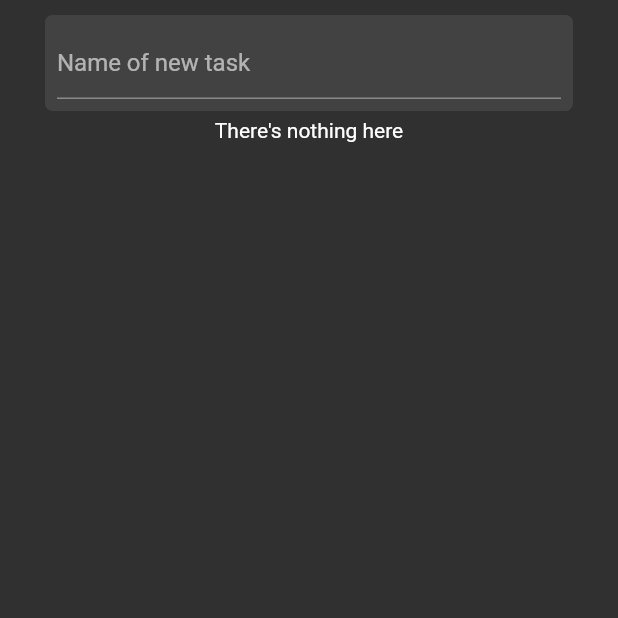
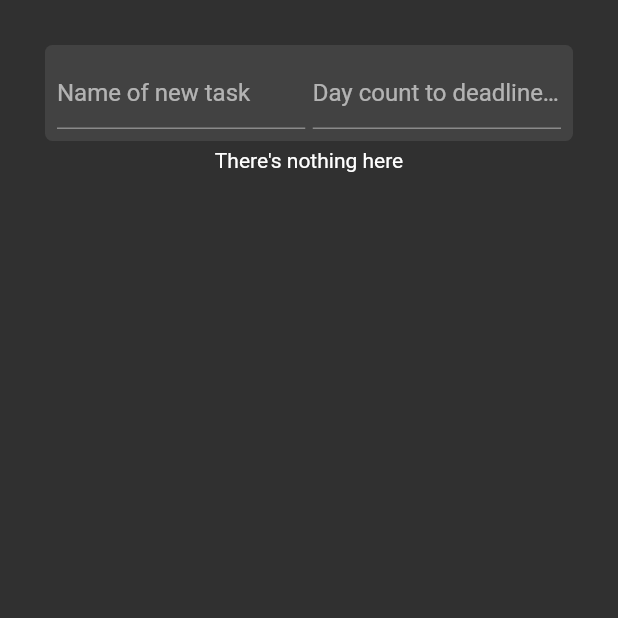
Before and after one commit to Ameraucana/constrainer, a Flutter app: the screen it shows after launch, on a phone screen of 412 x 824 dp, the top half of it. Run offline on Flutter 3.47's test engine with Material 2 defaults, Android fonts, the light colour scheme and no system bars.

Commit message:
implemented variable deadline term lengths

```diff
--- a/lib/BaseWidget.dart
+++ b/lib/BaseWidget.dart
@@ -15,13 +15,13 @@ class BaseWidgetState extends State<BaseWidget> {
   Widget build(context) {
     return FutureBuilder(
         future: FileIO.readSave(),
-        builder: (context, AsyncSnapshot<Map<String, int>> snapshot) {
+        builder: (context, AsyncSnapshot<Map<String, dynamic>> snapshot) {
           if (snapshot.connectionState == ConnectionState.done) {
             return ChangeNotifierProvider(
               create: (context) => MainState(snapshot.data!),
               child: Padding(
                 padding:
-                    const EdgeInsets.symmetric(horizontal: 30, vertical: 10),
+                    const EdgeInsets.symmetric(horizontal: 30, vertical: 30),
                 child: Column(
                   mainAxisSize: MainAxisSize.min,
                   crossAxisAlignment: CrossAxisAlignment.center,
--- a/lib/BaseWidget/FileIO.dart
+++ b/lib/BaseWidget/FileIO.dart
@@ -15,16 +15,16 @@ class FileIO {
     bool fileExists = await file.exists();
     if (!fileExists) {
       await file.parent.create(recursive: true);
-      await file.writeAsString(jsonEncode(<String, int>{}));
+      await file.writeAsString(jsonEncode({}));
     }
   }
 
-  static Future<Map<String, int>> readSave() async {
+  static Future<Map<String, dynamic>> readSave() async {
     await _ensureSaveExists();
     File targetPath = await _filePath;
     String raw = await targetPath.readAsString();
     print(jsonDecode(raw));
-    return Map<String, int>.from(jsonDecode(raw));
+    return Map<String, dynamic>.from(jsonDecode(raw));
   }
 
   static Future<void> writeSave(MainState state) async {
--- a/lib/BaseWidget/MainState.dart
+++ b/lib/BaseWidget/MainState.dart
@@ -2,8 +2,8 @@ import 'package:constrainer/BaseWidget/FileIO.dart';
 import 'package:flutter/material.dart';
 
 class MainState with ChangeNotifier {
-  Map<String, int> content = {};
-  MainState(Map<String, int> fileContent) : content = fileContent;
+  Map<String, dynamic> content = {};
+  MainState(Map<String, dynamic> fileContent) : content = fileContent;
 
   List<Task> getSortedList() {
     return content.entries.map((entry) => Task(entry)).toList()
@@ -12,8 +12,9 @@ class MainState with ChangeNotifier {
 
   Future<void> renewedTask(String key) async {
     if (content.containsKey(key)) {
-      content[key] =
-          DateTime.now().add(Duration(days: 21)).millisecondsSinceEpoch;
+      content[key]!['deadlineAsMs'] = DateTime.now()
+          .add(Duration(days: content[key]!['deadlineTerm']!))
+          .millisecondsSinceEpoch;
       notifyListeners();
       await FileIO.writeSave(this);
     } else {
@@ -21,9 +22,15 @@ class MainState with ChangeNotifier {
     }
   }
 
-  Future<void> add(String name) async {
-    content.putIfAbsent(name,
-        () => DateTime.now().add(Duration(days: 21)).millisecondsSinceEpoch);
+  Future<void> add(String name, int deadlineTerm) async {
+    content.putIfAbsent(
+        name,
+        () => <String, int>{
+              "deadlineAsMs": DateTime.now()
+                  .add(Duration(days: deadlineTerm))
+                  .millisecondsSinceEpoch,
+              "deadlineTerm": deadlineTerm
+            });
     notifyListeners();
     await FileIO.writeSave(this);
   }
@@ -36,11 +43,14 @@ class MainState with ChangeNotifier {
 }
 
 class Task {
-  Task(MapEntry<String, int> entry)
+  Task(MapEntry<String, dynamic> entry)
       : name = entry.key,
-        msToDeadline = entry.value - DateTime.now().millisecondsSinceEpoch;
+        msToDeadline = entry.value['deadlineAsMs']! -
+            DateTime.now().millisecondsSinceEpoch,
+        deadlineTerm = entry.value['deadlineTerm']!;
   String name;
   int msToDeadline;
+  int deadlineTerm;
 
   Container asContainer(void Function(String) renewCallback) {
     return Container(
@@ -61,7 +71,7 @@ class Task {
 
   ListTile asTile(void Function(String) renewCallback,
       void Function(String) deleteCallback) {
-    List<Color> dangerLevelColors = getDangerLevelColor(msToDeadline);
+    List<Color> dangerLevelColors = getDangerLevelColor();
     return ListTile(
       title: Text(
         name,
@@ -91,15 +101,16 @@ class Task {
       tileColor: dangerLevelColors[0],
     );
   }
-}
 
-List<Color> getDangerLevelColor(int msToDeadline) {
-  if ((msToDeadline / Duration.millisecondsPerDay / 7).floor() >= 2) {
-    return [Colors.green, Colors.white];
-  } else if ((msToDeadline / Duration.millisecondsPerDay / 7).floor() >= 1) {
-    return [Colors.yellow, Colors.black];
-  } else {
-    return [Colors.red, Colors.white];
+  List<Color> getDangerLevelColor() {
+    if (msToDeadline >= 2 * (deadlineTerm * Duration.millisecondsPerDay) / 3) {
+      return [Colors.green, Colors.white];
+    } else if (msToDeadline >=
+        (deadlineTerm * Duration.millisecondsPerDay) / 3) {
+      return [Colors.yellow, Colors.black];
+    } else {
+      return [Colors.red, Colors.white];
+    }
   }
 }
 
--- a/lib/BaseWidget/NewTaskBox.dart
+++ b/lib/BaseWidget/NewTaskBox.dart
@@ -11,30 +11,33 @@ class NewTaskBox extends StatefulWidget {
 }
 
 class _NewTaskBoxState extends State<NewTaskBox> {
-  TextEditingController _textEditingController = TextEditingController();
+  TextEditingController _nameTextController = TextEditingController();
+  TextEditingController _termTextController = TextEditingController();
+
   @override
   Widget build(BuildContext context) {
-    //TODO: implement variable deadlines
     return Consumer<FocusNode>(builder: (context, rootNode, _) {
       MainState appState = Provider.of<MainState>(context);
       return RawKeyboardListener(
         focusNode: FocusNode(),
         onKey: (RawKeyEvent event) {
           if (event.logicalKey == LogicalKeyboardKey.enter &&
-              _textEditingController.text.isNotEmpty) {
+              _nameTextController.text.isNotEmpty) {
             setState(() {
-              appState.add(_textEditingController.text);
-              _textEditingController.text = "";
+              appState.add(_nameTextController.text,
+                  int.tryParse(_termTextController.text) ?? 21);
+              _nameTextController.text = "";
+              _termTextController.text = "";
             });
             rootNode.requestFocus();
           } else if (event.logicalKey == LogicalKeyboardKey.escape) {
             setState(() {
-              _textEditingController.text = "";
+              _nameTextController.text = "";
             });
             rootNode.requestFocus();
           } else if (event.logicalKey == LogicalKeyboardKey.backspace) {
             setState(() {
-              _textEditingController.text = "";
+              _nameTextController.text = "";
             });
           }
         },
@@ -44,11 +47,26 @@ class _NewTaskBoxState extends State<NewTaskBox> {
               color: Theme.of(context).cardColor),
           child: Padding(
             padding: const EdgeInsets.all(8.0),
-            child: TextField(
-              focusNode: FocusNode(),
-              controller: _textEditingController,
-              decoration: InputDecoration(hintText: "Name of new task"),
-              maxLines: 1,
+            child: Row(
+              children: [
+                Expanded(
+                  child: TextField(
+                    focusNode: FocusNode(),
+                    controller: _nameTextController,
+                    decoration: InputDecoration(hintText: "Name of new task"),
+                    maxLines: 1,
+                  ),
+                ),
+                SizedBox(width: 5),
+                Expanded(
+                  child: TextField(
+                    controller: _termTextController,
+                    decoration: InputDecoration(
+                        hintText: "Day count to deadline (21 default)"),
+                    inputFormatters: [FilteringTextInputFormatter.digitsOnly],
+                  ),
+                ),
+              ],
             ),
           ),
         ),
@@ -58,7 +76,7 @@ class _NewTaskBoxState extends State<NewTaskBox> {
 
   @override
   void dispose() {
-    _textEditingController.dispose();
+    _nameTextController.dispose();
     super.dispose();
   }
 }
```
